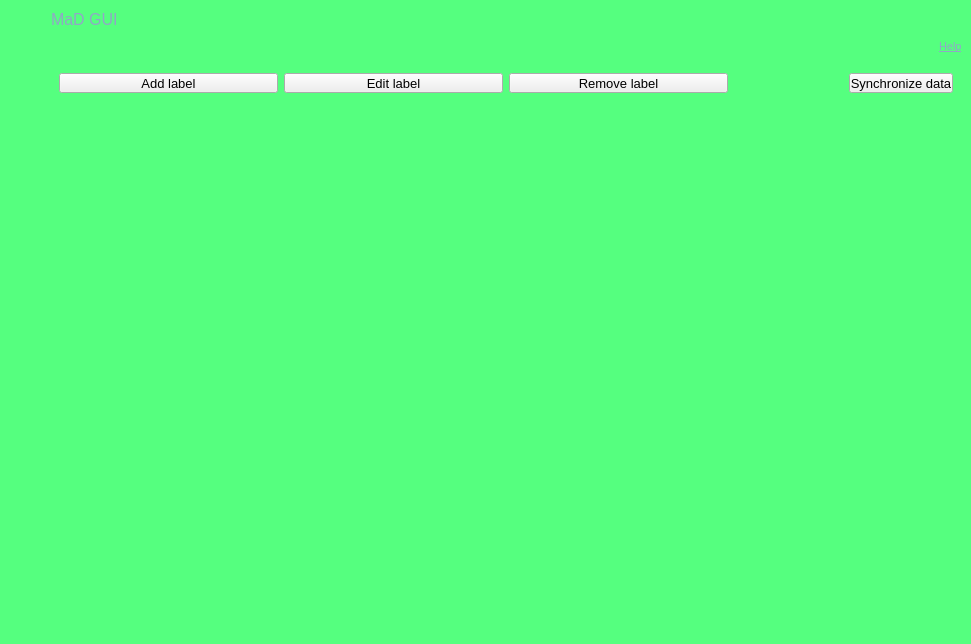
First picture: the form in mad_gui/qt_designer/main.ui, repository mad-lab-fau/mad-gui, before the edit.
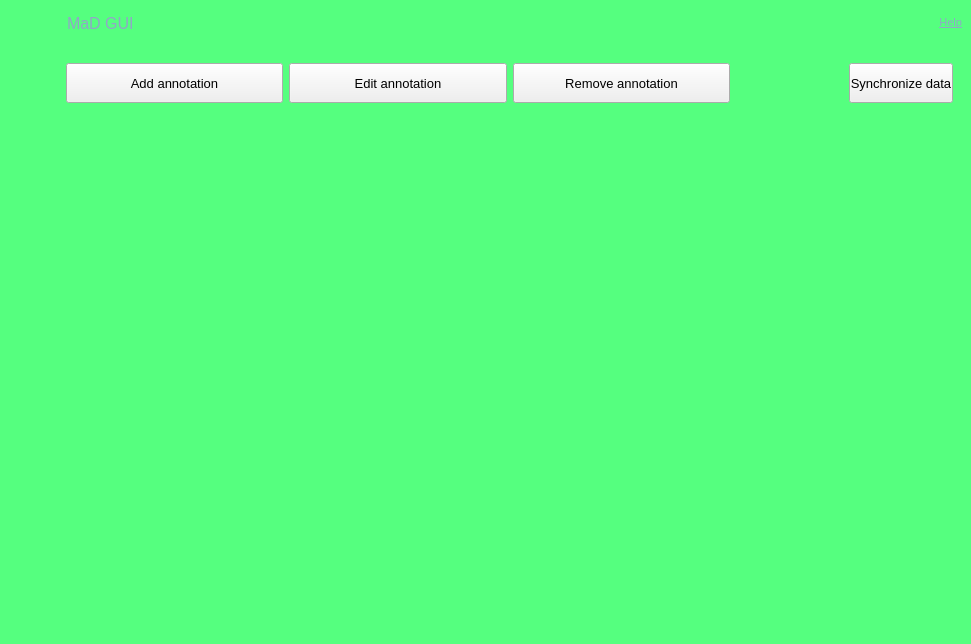
Second picture: the form after the edit. Icons and pictures are not drawn.

Commit message: Change style and update readme

The edit to the form file:
```diff
--- a/mad_gui/qt_designer/main.ui
+++ b/mad_gui/qt_designer/main.ui
@@ -454,7 +454,7 @@
             </property>
             <property name="maximumSize">
              <size>
-              <width>20</width>
+              <width>16777215</width>
               <height>16777215</height>
              </size>
             </property>
@@ -991,21 +991,6 @@
           <enum>QFrame::Raised</enum>
          </property>
          <layout class="QHBoxLayout" name="horizontalLayout">
-          <property name="spacing">
-           <number>0</number>
-          </property>
-          <property name="leftMargin">
-           <number>0</number>
-          </property>
-          <property name="topMargin">
-           <number>0</number>
-          </property>
-          <property name="rightMargin">
-           <number>0</number>
-          </property>
-          <property name="bottomMargin">
-           <number>5</number>
-          </property>
           <item>
            <widget class="QFrame" name="frame_title">
             <property name="sizePolicy">
@@ -1094,6 +1079,81 @@
             </layout>
            </widget>
           </item>
+          <item>
+           <widget class="QFrame" name="frame_title_2">
+            <property name="sizePolicy">
+             <sizepolicy hsizetype="Preferred" vsizetype="Preferred">
+              <horstretch>0</horstretch>
+              <verstretch>0</verstretch>
+             </sizepolicy>
+            </property>
+            <property name="font">
+             <font>
+              <family>Arial</family>
+              <pointsize>7</pointsize>
+             </font>
+            </property>
+            <property name="frameShape">
+             <enum>QFrame::NoFrame</enum>
+            </property>
+            <property name="frameShadow">
+             <enum>QFrame::Raised</enum>
+            </property>
+            <layout class="QVBoxLayout" name="verticalLayout_5">
+             <property name="spacing">
+              <number>0</number>
+             </property>
+             <property name="leftMargin">
+              <number>10</number>
+             </property>
+             <property name="topMargin">
+              <number>5</number>
+             </property>
+             <property name="rightMargin">
+              <number>0</number>
+             </property>
+             <property name="bottomMargin">
+              <number>0</number>
+             </property>
+             <item>
+              <widget class="QLabel" name="label_credits_2">
+               <property name="sizePolicy">
+                <sizepolicy hsizetype="Preferred" vsizetype="Expanding">
+                 <horstretch>0</horstretch>
+                 <verstretch>0</verstretch>
+                </sizepolicy>
+               </property>
+               <property name="font">
+                <font>
+                 <pointsize>8</pointsize>
+                </font>
+               </property>
+               <property name="toolTip">
+                <string>Open documentation website</string>
+               </property>
+               <property name="styleSheet">
+                <string notr="true">color: rgb(144,167,198);</string>
+               </property>
+               <property name="text">
+                <string>&lt;html&gt;&lt;head/&gt;&lt;body&gt;&lt;p&gt;&lt;span style=&quot; color:#90a8c6;&quot;&gt;&lt;/span&gt;&lt;a href=&quot;https://mad-gui.readthedocs.io/en/latest/README.html#user-interface&quot;&gt;&lt;span style=&quot; text-decoration: underline; color:#90a8c6;&quot;&gt;Help&lt;/span&gt;&lt;/a&gt;&lt;/p&gt;&lt;/body&gt;&lt;/html&gt;</string>
+               </property>
+               <property name="textFormat">
+                <enum>Qt::AutoText</enum>
+               </property>
+               <property name="alignment">
+                <set>Qt::AlignRight|Qt::AlignTrailing|Qt::AlignVCenter</set>
+               </property>
+               <property name="openExternalLinks">
+                <bool>true</bool>
+               </property>
+               <property name="textInteractionFlags">
+                <set>Qt::TextBrowserInteraction</set>
+               </property>
+              </widget>
+             </item>
+            </layout>
+           </widget>
+          </item>
          </layout>
         </widget>
        </item>
@@ -1157,6 +1217,9 @@
              <enum>QFrame::Raised</enum>
             </property>
             <layout class="QHBoxLayout" name="horizontalLayout_6">
+             <property name="spacing">
+              <number>0</number>
+             </property>
              <property name="topMargin">
               <number>0</number>
              </property>
@@ -1173,39 +1236,6 @@
                </property>
               </widget>
              </item>
-             <item alignment="Qt::AlignRight|Qt::AlignTop">
-              <widget class="QLabel" name="label_credits">
-               <property name="sizePolicy">
-                <sizepolicy hsizetype="Preferred" vsizetype="Expanding">
-                 <horstretch>0</horstretch>
-                 <verstretch>0</verstretch>
-                </sizepolicy>
-               </property>
-               <property name="font">
-                <font>
-                 <pointsize>8</pointsize>
-                </font>
-               </property>
-               <property name="toolTip">
-                <string>Open documentation website</string>
-               </property>
-               <property name="styleSheet">
-                <string notr="true">color: rgb(144,167,198);</string>
-               </property>
-               <property name="text">
-                <string>&lt;html&gt;&lt;head/&gt;&lt;body&gt;&lt;p&gt;&lt;span style=&quot; color:#90a8c6;&quot;&gt;&lt;/span&gt;&lt;a href=&quot;https://mad-gui.readthedocs.io/en/latest/README.html#user-interface&quot;&gt;&lt;span style=&quot; text-decoration: underline; color:#90a8c6;&quot;&gt;Help&lt;/span&gt;&lt;/a&gt;&lt;/p&gt;&lt;/body&gt;&lt;/html&gt;</string>
-               </property>
-               <property name="textFormat">
-                <enum>Qt::AutoText</enum>
-               </property>
-               <property name="openExternalLinks">
-                <bool>true</bool>
-               </property>
-               <property name="textInteractionFlags">
-                <set>Qt::TextBrowserInteraction</set>
-               </property>
-              </widget>
-             </item>
             </layout>
            </widget>
           </item>
@@ -1348,6 +1378,9 @@
           <enum>QFrame::Raised</enum>
          </property>
          <layout class="QVBoxLayout" name="verticalLayout_4">
+          <property name="topMargin">
+           <number>0</number>
+          </property>
           <item alignment="Qt::AlignTop">
            <widget class="QFrame" name="plot_interaction">
             <property name="sizePolicy">
@@ -1386,7 +1419,7 @@
                <property name="minimumSize">
                 <size>
                  <width>0</width>
-                 <height>20</height>
+                 <height>40</height>
                 </size>
                </property>
                <property name="font">
@@ -1408,7 +1441,7 @@
                 <string notr="true"/>
                </property>
                <property name="text">
-                <string>Add label</string>
+                <string>Add annotation</string>
                </property>
                <property name="checkable">
                 <bool>true</bool>
@@ -1420,7 +1453,7 @@
                <property name="minimumSize">
                 <size>
                  <width>0</width>
-                 <height>20</height>
+                 <height>40</height>
                 </size>
                </property>
                <property name="font">
@@ -1442,7 +1475,7 @@
                 <string notr="true"/>
                </property>
                <property name="text">
-                <string>Edit label</string>
+                <string>Edit annotation</string>
                </property>
                <property name="checkable">
                 <bool>true</bool>
@@ -1454,7 +1487,7 @@
                <property name="minimumSize">
                 <size>
                  <width>0</width>
-                 <height>20</height>
+                 <height>40</height>
                 </size>
                </property>
                <property name="font">
@@ -1476,7 +1509,7 @@
                 <string notr="true"/>
                </property>
                <property name="text">
-                <string>Remove label</string>
+                <string>Remove annotation</string>
                </property>
                <property name="checkable">
                 <bool>true</bool>
@@ -1488,7 +1521,7 @@
                <property name="minimumSize">
                 <size>
                  <width>0</width>
-                 <height>20</height>
+                 <height>40</height>
                 </size>
                </property>
                <property name="font">
```
The commit also changes 12 other files.
